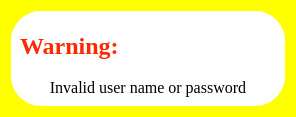
The window that ui/Warning.ui (abdullah0307/Restaurant_predictor) describes before a commit, drawn with Qt 5.
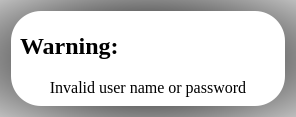
The same window after the commit.

```diff
--- a/ui/Warning.ui
+++ b/ui/Warning.ui
@@ -20,8 +20,7 @@
    <string>Warning</string>
   </property>
   <property name="styleSheet">
-   <string notr="true">
-background-color: rgb(255, 255, 0);</string>
+   <string notr="true">background-color: qradialgradient(spread:pad, cx:0.5, cy:0.5, radius:0.953, fx:0.5, fy:0.5, stop:0 rgba(0, 0, 0, 255), stop:1 rgba(255, 255, 255, 255));</string>
   </property>
   <layout class="QVBoxLayout" name="verticalLayout">
    <item>
@@ -30,9 +29,9 @@
       <string notr="true">QFrame{
 background:none;
 background-color: rgb(255, 255, 255);
+border-color: rgb(255, 0, 0);
 border-radius:30px
 }
-
 </string>
      </property>
      <property name="frameShape">
@@ -74,9 +73,6 @@
           <bold>true</bold>
          </font>
         </property>
-        <property name="styleSheet">
-         <string notr="true">color: rgb(255, 40, 3);</string>
-        </property>
         <property name="text">
          <string>Warning:</string>
         </property>
```
